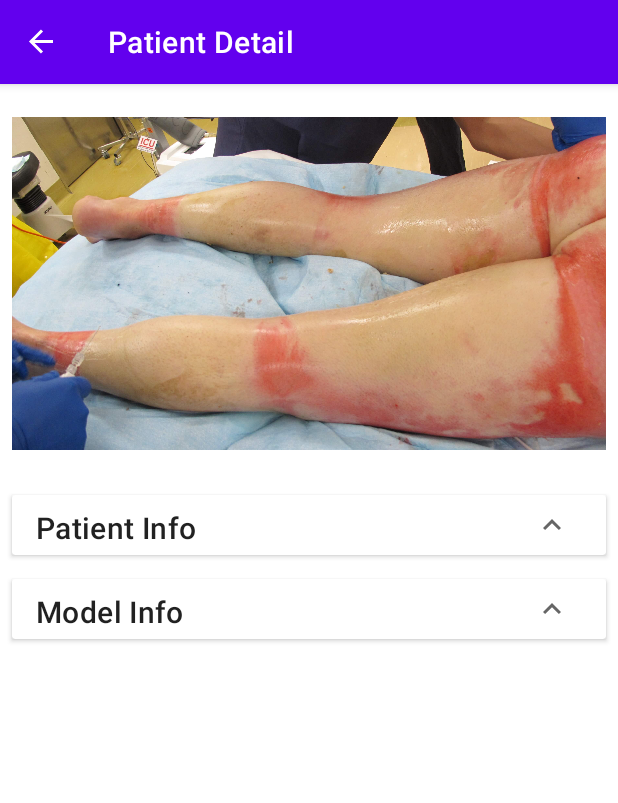
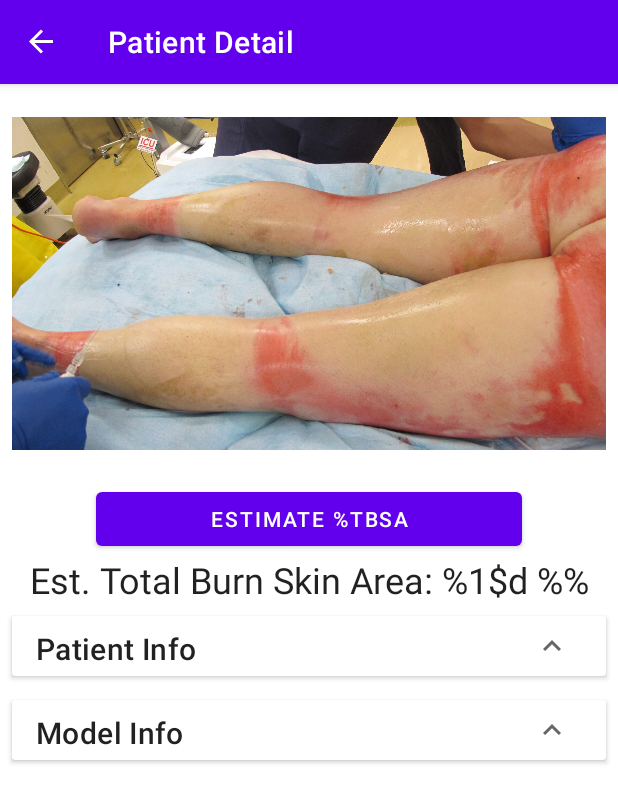
Before and after one commit to ianzur/burn-estimation, an Android app: the screen it shows after launch (MainActivity), after a tap on an icon or button, on a phone screen of 412 x 824 dp. Shown: the top 803 px of the screen. Run offline under Robolectric (Android 15) with nearby library versions, the phone set to English and light mode, and no system bars; our stand-ins replace Room's generated code, navigation-ui; libraries missing offline, so code that uses them is left out: org.tensorflow.lite; network calls fail; 2 statements that could not run were skipped.

Commit message:
added model code, but broken

```diff
--- a/app/src/main/AndroidManifest.xml
+++ b/app/src/main/AndroidManifest.xml
@@ -18,11 +18,11 @@
         android:label="@string/app_name"
         android:roundIcon="@mipmap/ic_launcher_round"
         android:supportsRtl="true"
-        android:theme="@style/Theme.BurnEstimation"
-        android:screenOrientation="portrait" >
+        android:theme="@style/Theme.BurnEstimation" >
         <activity
             android:name=".MainActivity"
-            android:exported="true">
+            android:exported="true"
+            android:screenOrientation="portrait">
             <intent-filter>
                 <action android:name="android.intent.action.MAIN" />
                 <category android:name="android.intent.category.LAUNCHER" />
--- a/app/src/main/java/com/example/burnestimation/PatientDetailFragment.kt
+++ b/app/src/main/java/com/example/burnestimation/PatientDetailFragment.kt
@@ -20,8 +20,10 @@ import androidx.lifecycle.Observer
 import androidx.navigation.fragment.navArgs
 import androidx.transition.AutoTransition
 import androidx.transition.TransitionManager
+import com.example.burnestimation.ml.Deeplabv3257MvGpu
 import com.example.burnestimation.viewmodels.PatientViewModel
 import com.example.burnestimation.viewmodels.PatientViewModelFactory
+import org.tensorflow.lite.support.image.TensorImage
 import java.io.File
 
 
@@ -39,9 +41,10 @@ class PatientDetailFragment : Fragment() {
         PatientViewModelFactory((requireActivity().application as PatientsApplication).repository)
     }
 
+    private lateinit var img: TensorImage
+
     override fun onCreate(savedInstanceState: Bundle?) {
         super.onCreate(savedInstanceState)
-
     }
 
     override fun onCreateView(
@@ -56,6 +59,32 @@ class PatientDetailFragment : Fragment() {
         super.onViewCreated(view, savedInstanceState)
         val imageView = view.findViewById<ImageView>(R.id.image_view)
 
+        view.findViewById<Button>(R.id.run_model).setOnClickListener {
+            // do deeplab
+            val model = Deeplabv3257MvGpu.newInstance(requireContext())
+
+            // Runs model inference and gets result.
+            val outputs = model.process(img)
+
+            println(outputs.segmentationMasksAsTensorBuffer.floatArray.indices)
+//            for (i in (0..20)) {
+//
+//            }
+
+//            Log.d(TAG, outputs.segmentationMasksAsTensorBuffer.shape)
+
+//            outputs.
+
+//            val segmentationMasks = outputs.segmentationMasksAsCategoryList
+
+//            Log.d(TAG, segmentationMasks.size.toString())
+
+            // Releases model resources if no longer used.
+            model.close()
+
+            // do manual color segmentation
+
+        }
 
         patientViewModel.getPatient(args.patientID).observe(viewLifecycleOwner, Observer {
             Log.d(TAG, it.imageUri)
@@ -75,6 +104,7 @@ class PatientDetailFragment : Fragment() {
                 } else {
                     val bitmap = BitmapFactory.decodeFile(it.imageUri)
                     imageView.setImageBitmap(bitmap)
+                    img = TensorImage.fromBitmap(bitmap)
                 }
             }
 
--- a/app/src/main/java/com/example/burnestimation/datamodel/PatientRoomDatabase.kt
+++ b/app/src/main/java/com/example/burnestimation/datamodel/PatientRoomDatabase.kt
@@ -2,6 +2,7 @@ package com.example.burnestimation.datamodel
 
 import android.content.ContentResolver
 import android.content.Context
+import android.content.res.AssetManager
 import androidx.room.Database
 import androidx.room.Room
 import androidx.room.RoomDatabase
@@ -10,6 +11,8 @@ import com.example.burnestimation.R
 import kotlinx.coroutines.CoroutineScope
 import kotlinx.coroutines.launch
 import android.net.Uri
+import java.io.File
+import java.io.IOException
 
 
 @Database(entities = [Patient::class], version = 1, exportSchema = false)
@@ -47,7 +50,7 @@ public abstract class PatientRoomDatabase: RoomDatabase() {
                     "11/23/21",
                     "Dr. Bunsen Honeydew",
                     "Victorian Adult Burns Service",
-                    R.drawable.vicburns_36.toString()
+                    getCacheFile(context, "vicburns_36.jpg").absolutePath
                 )
             )
 
@@ -61,7 +64,7 @@ public abstract class PatientRoomDatabase: RoomDatabase() {
                     "11/23/21",
                     "Dr. Bunsen Honeydew",
                     "Victorian Adult Burns Service",
-                    R.drawable.vicburns_16.toString()
+                    getCacheFile(context, "vicburns_16.jpg").absolutePath
                 )
             )
 
@@ -75,7 +78,7 @@ public abstract class PatientRoomDatabase: RoomDatabase() {
                     "11/23/21",
                     "Dr. Bunsen Honeydew",
                     "unknown",
-                    R.drawable.burned_baby.toString()
+                    getCacheFile(context, "burned_baby.png").absolutePath
                 )
             )
         }
@@ -106,5 +109,12 @@ public abstract class PatientRoomDatabase: RoomDatabase() {
                 instance
             }
         }
+
+        // https://stackoverflow.com/a/19765960/8615419
+        @Throws(IOException::class)
+        fun getCacheFile(context: Context, filename: String): File = File(context.cacheDir, filename)
+            .also {
+                it.outputStream().use { cache -> context.assets.open(filename).use { it.copyTo(cache) } }
+            }
     }
 }
--- a/app/src/main/res/layout/fragment_patient_detail.xml
+++ b/app/src/main/res/layout/fragment_patient_detail.xml
@@ -9,27 +9,105 @@
     <ScrollView
         android:layout_width="match_parent"
         android:layout_height="match_parent"
-        tools:layout_editor_absoluteX="0dp"
-        tools:layout_editor_absoluteY="268dp">
+        tools:layout_editor_absoluteX="-140dp"
+        tools:layout_editor_absoluteY="16dp">
 
         <LinearLayout
             android:layout_width="match_parent"
             android:layout_height="wrap_content"
             android:orientation="vertical">
 
-
             <ImageView
                 android:id="@+id/image_view"
                 android:layout_width="wrap_content"
                 android:layout_height="250dp"
+                android:layout_gravity="center_horizontal|center_vertical"
                 android:layout_margin="8dp"
-                android:layout_gravity="center_horizontal|center_vertical"
                 android:scaleType="fitCenter"
                 tools:src="@drawable/vicburns_36">
 
             </ImageView>
 
+            <!--            <androidx.cardview.widget.CardView-->
+            <!--                android:layout_width="match_parent"-->
+            <!--                android:layout_height="wrap_content"-->
+            <!--                android:layout_margin="8dp">-->
+
+            <!--                <androidx.constraintlayout.widget.ConstraintLayout-->
+            <!--                    android:layout_width="match_parent"-->
+            <!--                    android:layout_height="wrap_content" >-->
+
+            <!--                    <LinearLayout-->
+            <!--                        android:id="@+id/fixed_layout_gallery"-->
+            <!--                        android:layout_width="match_parent"-->
+            <!--                        android:layout_height="wrap_content"-->
+            <!--                        android:padding="8dp"-->
+            <!--                        app:layout_constraintTop_toTopOf="parent">-->
+
+            <!--                        <TextView-->
+            <!--                            android:layout_width="0dp"-->
+            <!--                            android:layout_height="match_parent"-->
+            <!--                            android:layout_gravity="center_vertical"-->
+            <!--                            android:layout_marginStart="8dp"-->
+            <!--                            android:layout_weight="1"-->
+            <!--                            android:text="Gallery"-->
+            <!--                            android:textAppearance="@style/TextAppearance.MaterialComponents.Headline6" />-->
+
+            <!--                        &lt;!&ndash;This is ImageButton for the expansion icon.&ndash;&gt;-->
+            <!--                        <ImageView-->
+            <!--                            android:id="@+id/create_new_img"-->
+            <!--                            android:layout_width="wrap_content"-->
+            <!--                            android:layout_height="wrap_content"-->
+            <!--                            android:paddingStart="16dp"-->
+            <!--                            android:paddingEnd="16dp"-->
+            <!--                            android:src="@drawable/ic_baseline_add_24" />-->
+
+            <!--                    </LinearLayout>-->
+
+            <!--                    <View-->
+            <!--                        android:id="@+id/divider_gallery"-->
+            <!--                        android:layout_width="match_parent"-->
+            <!--                        android:layout_height="2dp"-->
+            <!--                        android:background="?android:attr/listDivider"-->
+            <!--                        android:visibility="gone"-->
+            <!--                        app:layout_constraintTop_toBottomOf="@id/fixed_layout_gallery"-->
+            <!--                        tools:visibility="visible" />-->
+
+
+            <!--&lt;!&ndash;                    <androidx.recyclerview.widget.RecyclerView&ndash;&gt;-->
+            <!--&lt;!&ndash;                        android:layout_width="match_parent"&ndash;&gt;-->
+            <!--&lt;!&ndash;                        android:layout_height="wrap_content"&ndash;&gt;-->
+            <!--&lt;!&ndash;                        app:layout_constraintTop_toBottomOf="@+id/divider_gallery" />&ndash;&gt;-->
+
+            <!--                </androidx.constraintlayout.widget.ConstraintLayout>-->
+
+            <!--            </androidx.cardview.widget.CardView>-->
+
             <!--Patient Info CardView-->
+
+            <Button
+                android:id="@+id/run_model"
+                android:layout_width="match_parent"
+                android:layout_height="match_parent"
+                android:layout_marginHorizontal="64dp"
+                android:text="Estimate %TBSA" />
+
+            <androidx.cardview.widget.CardView
+                android:id="@+id/results"
+                android:layout_width="match_parent"
+                android:layout_height="wrap_content" />
+
+            <TextView
+                android:id="@+id/result_text"
+                android:layout_width="match_parent"
+                android:layout_height="wrap_content"
+                android:gravity="center_horizontal"
+                android:text="Est. Total Burn Skin Area: %1$d %%"
+                android:textAppearance="@style/TextAppearance.MaterialComponents.Headline5"
+                tools:text="Est. Total Burn Skin Area: \t 24%">
+
+            </TextView>
+
             <androidx.cardview.widget.CardView
                 android:id="@+id/card_patient"
                 android:layout_width="match_parent"
```
Also changed, not shown: app/build.gradle (+11 -2 lines), app/src/main/java/com/example/burnestimation/camerautils/ImageUtils.kt (added, +193 -0 lines), app/src/main/java/com/example/burnestimation/imgsegmentation/ImageSegmentationModelExecutor.kt (added, +176 -0 lines), app/src/main/java/com/example/burnestimation/imgsegmentation/MLExectutionViewModel.kt (added, +64 -0 lines), app/src/main/java/com/example/burnestimation/imgsegmentation/ModelExectutionResult.kt (added, +28 -0 lines), app/src/main/assets/vicburns_16.jpg (renamed from app/src/main/res/drawable/vicburns_16.jpg), app/src/main/assets/vicburns_36.jpg (renamed from app/src/main/res/drawable/vicburns_36.jpg), 4 other files.
